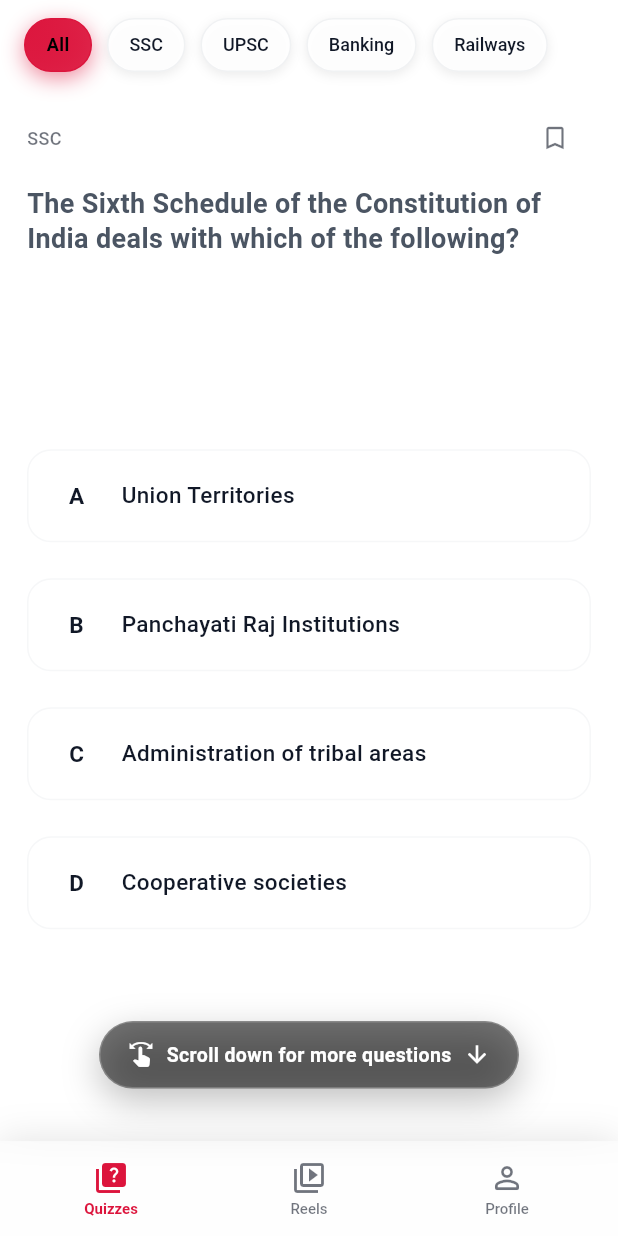
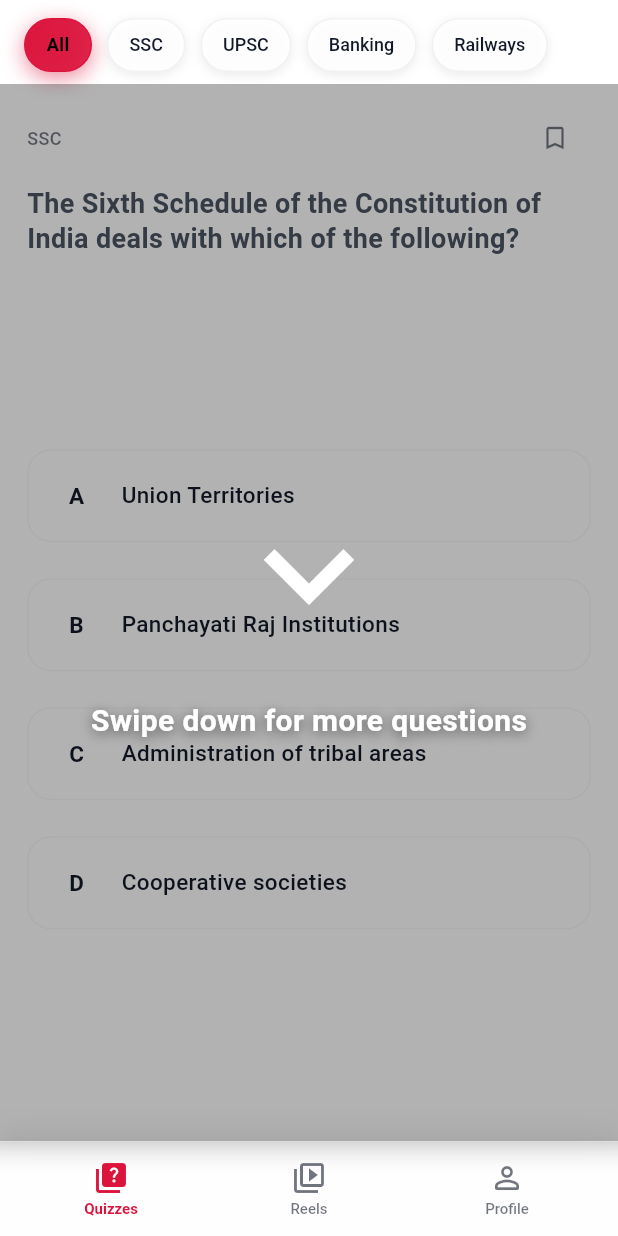
Before and after one commit to SatyarthAdda247/Adda-Gold, a Flutter app: the first screen one second after launch, on a phone screen of 412 x 824 dp. Run offline on Flutter 3.47's test engine with Material 3 defaults, Android fonts, the phone set to English and light mode, and no system bars; our stand-ins replace chewie, flutter_hooks, hooks_riverpod, shared_preferences, video_player.

Commit message:
Update scroll hint animation to full-screen with large arrow

```diff
--- a/lib/screens/quiz_feed_screen.dart
+++ b/lib/screens/quiz_feed_screen.dart
@@ -150,56 +150,50 @@ class QuizFeedScreen extends HookConsumerWidget {
           ),
         ),
         if (showScrollHint.value)
-          Positioned(
-            bottom: 36,
-            left: 0,
-            right: 0,
+          Positioned.fill(
             child: AnimatedBuilder(
               animation: hintController,
               builder: (context, child) {
                 return AnimatedOpacity(
                   opacity: showScrollHint.value ? 1 : 0,
                   duration: const Duration(milliseconds: 300),
-                  child: Transform.translate(
-                    offset: Offset(0, (hintController.value - 0.5) * 16),
-                    child: child,
+                  child: Container(
+                    color: Colors.black.withOpacity(0.3),
+                    child: Center(
+                      child: Column(
+                        mainAxisAlignment: MainAxisAlignment.center,
+                        children: [
+                          Transform.translate(
+                            offset: Offset(0, (hintController.value - 0.5) * 30),
+                            child: Icon(
+                              Icons.keyboard_arrow_down,
+                              color: Colors.white,
+                              size: 120,
+                              weight: 1.0,
                             ),
-                );
-              },
-              child: Center(
-                child: Container(
-                  padding: const EdgeInsets.symmetric(horizontal: 18, vertical: 12),
-                  decoration: BoxDecoration(
-                    color: Colors.black.withOpacity(0.55),
-                    borderRadius: BorderRadius.circular(24),
-                    border: Border.all(color: Colors.white.withOpacity(0.2)),
-                    boxShadow: [
-                      BoxShadow(
-                        color: Colors.black.withOpacity(0.25),
-                        blurRadius: 20,
-                        offset: const Offset(0, 8),
+                          ),
+                          const SizedBox(height: 24),
+                          Text(
+                            'Swipe down for more questions',
+                            style: TextStyle(
+                              color: Colors.white,
+                              fontSize: 20,
+                              fontWeight: FontWeight.w600,
+                              shadows: [
+                                Shadow(
+                                  color: Colors.black.withOpacity(0.5),
+                                  blurRadius: 10,
+                                  offset: const Offset(0, 2),
                                 ),
                               ],
                             ),
-                  child: Row(
-                    mainAxisSize: MainAxisSize.min,
-                    children: const [
-                      Icon(Icons.swipe, color: Colors.white, size: 18),
-                      SizedBox(width: 8),
-                      Text(
-                        'Scroll down for more questions',
-                        style: TextStyle(
-                          color: Colors.white,
-                          fontSize: 13,
-                          fontWeight: FontWeight.w600,
                           ),
-                      ),
-                      SizedBox(width: 8),
-                      Icon(Icons.arrow_downward, color: Colors.white, size: 18),
                         ],
                       ),
                     ),
                   ),
+                );
+              },
             ),
           ),
       ],
```
Also changed, not shown: 4 other files. Lines whose indentation alone changed are shown as unchanged.
